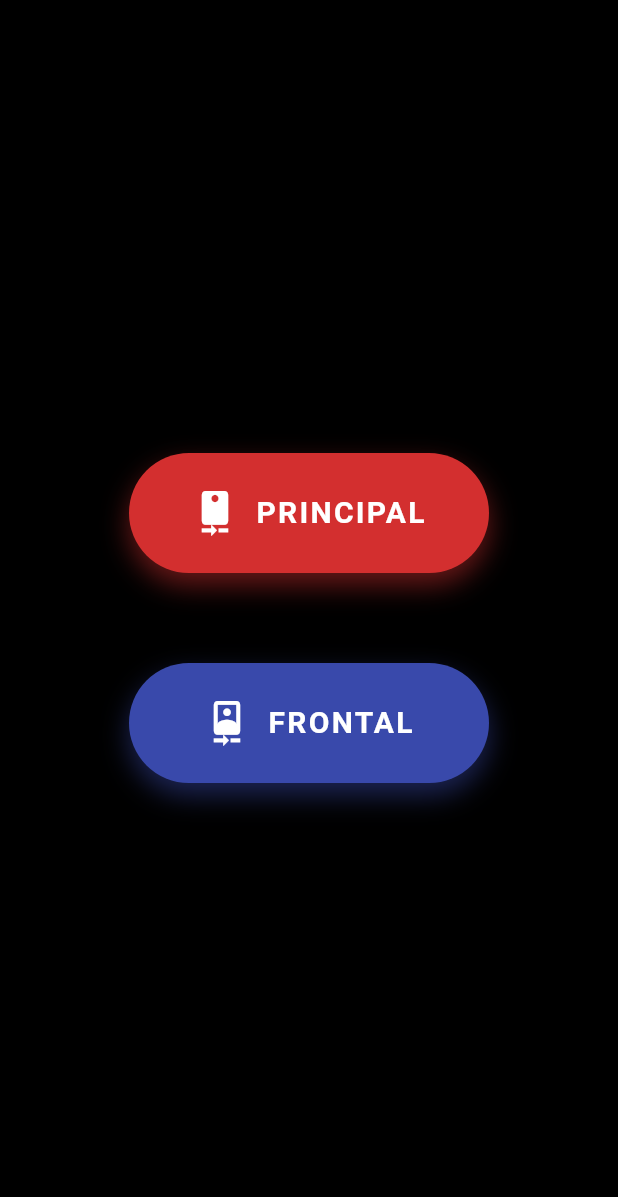
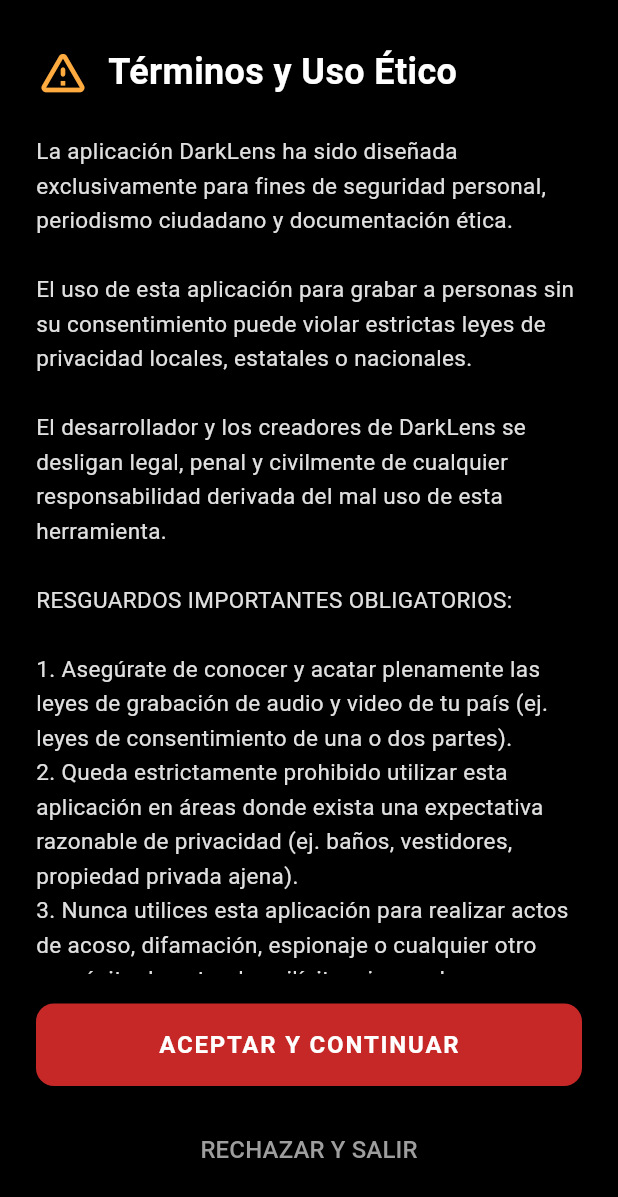
Before and after one commit to JaimeUTalca/DarkLens, a Flutter app: the screen it shows after launch, on a phone screen of 412 x 824 dp. Shown: the top 1197 px of the screen. Run offline on Flutter 3.47's test engine with Material 3 defaults, Android fonts, the phone set to English and light mode, and no system bars; our stand-ins replace camera, google_mobile_ads; missing offline and left inert: gal.

Commit message:
Add legal disclaimer screen on startup

```diff
--- a/lib/main.dart
+++ b/lib/main.dart
@@ -28,7 +28,103 @@
       debugShowCheckedModeBanner: false,
       title: 'DarkLens',
       theme: ThemeData.dark(),
-      home: const MainDarkVideoScreen(),
+      home: const DisclaimerScreen(),
+    );
+  }
+}
+
+class DisclaimerScreen extends StatelessWidget {
+  const DisclaimerScreen({super.key});
+
+  @override
+  Widget build(BuildContext context) {
+    return Scaffold(
+      backgroundColor: Colors.black,
+      body: SafeArea(
+        child: Padding(
+          padding: const EdgeInsets.symmetric(horizontal: 24.0, vertical: 30.0),
+          child: Column(
+            crossAxisAlignment: CrossAxisAlignment.start,
+            children: [
+              const Row(
+                children: [
+                  Icon(Icons.warning_amber_rounded, color: Colors.orangeAccent, size: 36),
+                  SizedBox(width: 12),
+                  Text(
+                    'Términos y Uso Ético',
+                    style: TextStyle(
+                      fontSize: 24,
+                      fontWeight: FontWeight.bold,
+                      color: Colors.white,
+                    ),
+                  ),
+                ],
+              ),
+              const SizedBox(height: 24),
+              Expanded(
+                child: SingleChildScrollView(
+                  child: Text(
+                    '''La aplicación DarkLens ha sido diseñada exclusivamente para fines de seguridad personal, periodismo ciudadano y documentación ética.\n\nEl uso de esta aplicación para grabar a personas sin su consentimiento puede violar estrictas leyes de privacidad locales, estatales o nacionales.\n\nEl desarrollador y los creadores de DarkLens se desligan legal, penal y civilmente de cualquier responsabilidad derivada del mal uso de esta herramienta.\n\nRESGUARDOS IMPORTANTES OBLIGATORIOS:\n\n1. Asegúrate de conocer y acatar plenamente las leyes de grabación de audio y video de tu país (ej. leyes de consentimiento de una o dos partes).\n2. Queda estrictamente prohibido utilizar esta aplicación en áreas donde exista una expectativa razonable de privacidad (ej. baños, vestidores, propiedad privada ajena).\n3. Nunca utilices esta aplicación para realizar actos de acoso, difamación, espionaje o cualquier otro propósito de naturaleza ilícita o inmoral.\n\nAl pulsar "ACEPTAR", declaras que eres mayor de edad, que cumplirás con las leyes aplicables y asumes la total, exclusiva y absoluta responsabilidad de tus actos de grabación.''',
+                    style: TextStyle(
+                      fontSize: 15,
+                      height: 1.5,
+                      color: Colors.grey.shade300,
+                    ),
+                  ),
+                ),
+              ),
+              const SizedBox(height: 20),
+              SizedBox(
+                width: double.infinity,
+                height: 55,
+                child: ElevatedButton(
+                  style: ElevatedButton.styleFrom(
+                    backgroundColor: Colors.red.shade800,
+                    shape: RoundedRectangleBorder(
+                      borderRadius: BorderRadius.circular(12),
+                    ),
+                  ),
+                  onPressed: () {
+                    Navigator.pushReplacement(
+                      context,
+                      MaterialPageRoute(
+                        builder: (context) => const MainDarkVideoScreen(),
+                      ),
+                    );
+                  },
+                  child: const Text(
+                    'ACEPTAR Y CONTINUAR',
+                    style: TextStyle(
+                      color: Colors.white,
+                      fontSize: 16,
+                      fontWeight: FontWeight.bold,
+                      letterSpacing: 1.2,
+                    ),
+                  ),
+                ),
+              ),
+              const SizedBox(height: 15),
+              SizedBox(
+                width: double.infinity,
+                height: 55,
+                child: TextButton(
+                  onPressed: () {
+                    // Cerrar la app
+                    SystemChannels.platform.invokeMethod('SystemNavigator.pop');
+                  },
+                  child: const Text(
+                    'RECHAZAR Y SALIR',
+                    style: TextStyle(
+                      color: Colors.grey,
+                      fontSize: 16,
+                    ),
+                  ),
+                ),
+              ),
+            ],
+          ),
+        ),
+      ),
     );
   }
 }
@@ -152,7 +248,7 @@
       if (controller.value.isRecordingVideo) {
         final XFile videoFile = await controller.stopVideoRecording();
         await Gal.putVideo(videoFile.path, album: 'DarkLens');
-        print('Video guardado en la galería');
+        print('Video guardado en la galería (Álbum DarkLens)');
       }
     } catch (e) {
       print('Error stopping recording: $e');
@@ -207,7 +303,7 @@
             ),
             // Banner re-ubicado debajo de los botones principales
             if (_isAdLoaded && _bannerAd != null) ...[
-              const SizedBox(height: 80), // Espacio largo para que no estorbe
+              const SizedBox(height: 80),
               SizedBox(
                 width: _bannerAd!.size.width.toDouble(),
                 height: _bannerAd!.size.height.toDouble(),
```
